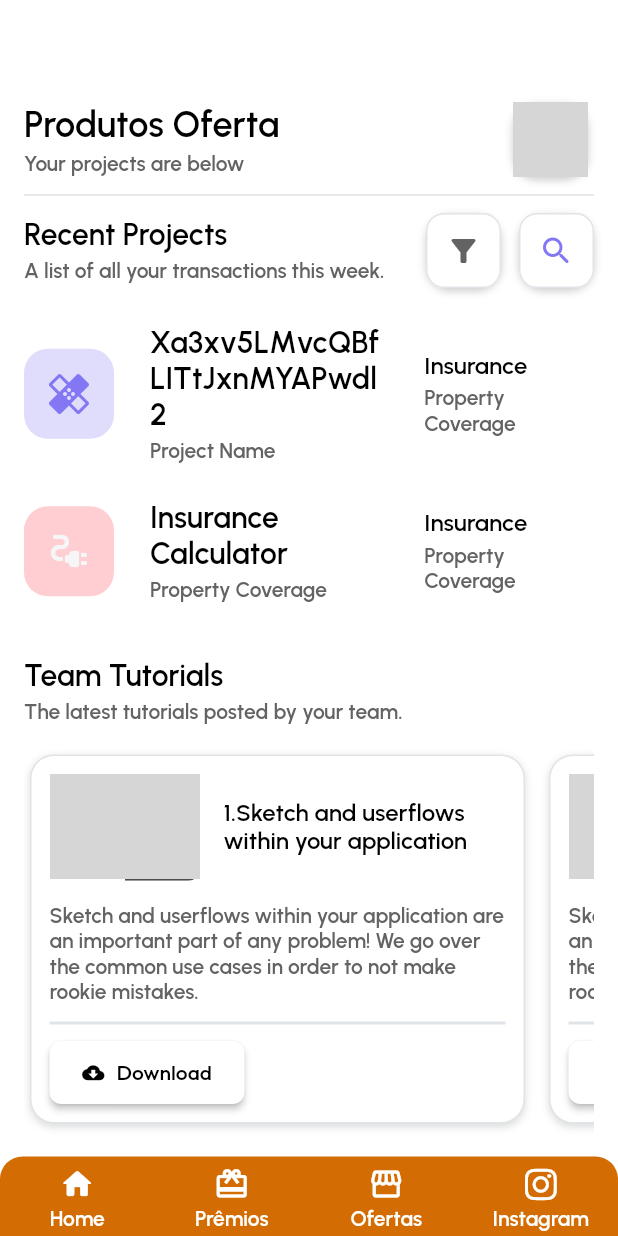
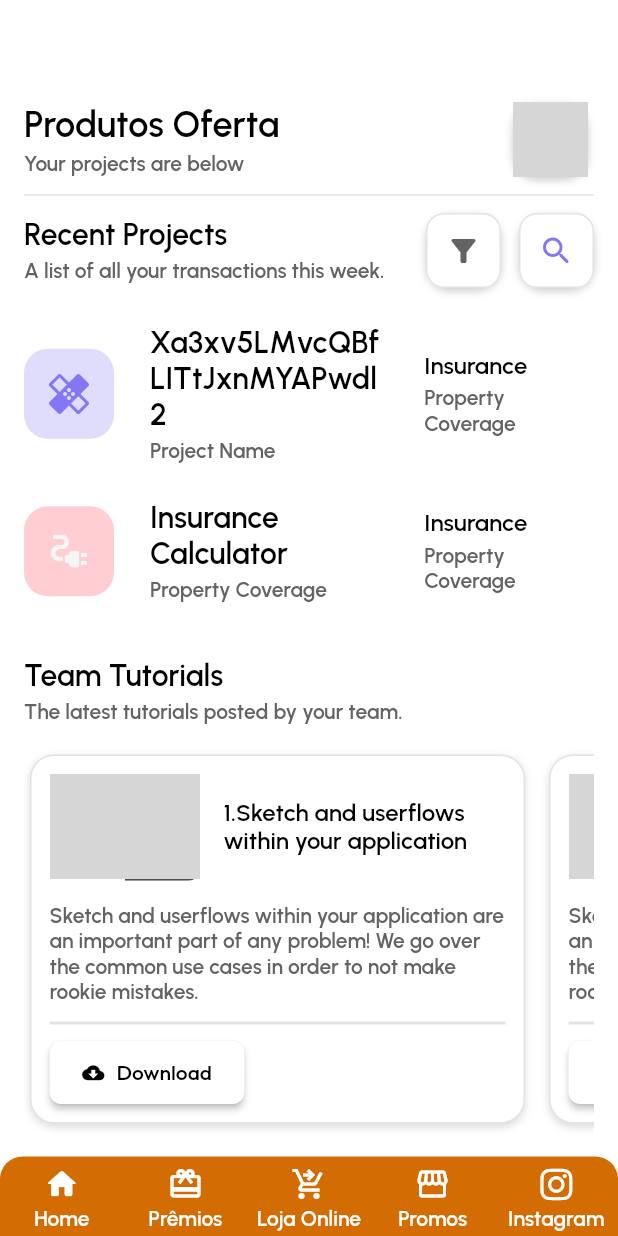
Before and after one commit to fabiogarciatec/Apps_Pub, a Flutter app: the ProdutosWidget screen opened directly, on a phone screen of 412 x 824 dp. Run offline on Flutter 3.47's test engine with Material 2 defaults, Android fonts, the phone set to English and light mode, and no system bars; drawn by our look-alikes of auto_size_text; our stand-ins replace badges, cached_network_image, cloud_firestore, cloud_functions, csv, dropdown_button2 and 27 more; missing offline and left inert: json_path, mime_type, webviewx_plus; accounts and stored records are empty; network calls fail; grey boxes are pictures that could not be loaded.

Commit message:
Updating to latest FlutterFlow output.

```diff
--- a/lib/backend/push_notifications/push_notifications_handler.dart
+++ b/lib/backend/push_notifications/push_notifications_handler.dart
@@ -134,6 +134,7 @@ final parametersBuilderMap =
   'OtpCode': ParameterData.none(),
   'Campanhas': ParameterData.none(),
   'CriarPushNotification': ParameterData.none(),
+  'LojaOnline': ParameterData.none(),
 };
 
 Map<String, dynamic> getInitialParameterData(Map<String, dynamic> data) {
--- a/lib/components/mobile_nav/mobile_nav_widget.dart
+++ b/lib/components/mobile_nav/mobile_nav_widget.dart
@@ -242,6 +242,58 @@ class _MobileNavWidgetState extends State<MobileNavWidget> {
                   highlightColor: Colors.transparent,
                   onTap: () async {
                     context.pushNamed(
+                      'LojaOnline',
+                      extra: <String, dynamic>{
+                        kTransitionInfoKey: TransitionInfo(
+                          hasTransition: true,
+                          transitionType: PageTransitionType.fade,
+                          duration: Duration(milliseconds: 1000),
+                        ),
+                      },
+                    );
+                  },
+                  child: Column(
+                    mainAxisSize: MainAxisSize.max,
+                    mainAxisAlignment: MainAxisAlignment.center,
+                    children: [
+                      Icon(
+                        Icons.shopping_cart_checkout,
+                        color: FlutterFlowTheme.of(context).primaryBtnText,
+                        size: 24.0,
+                      ),
+                      Padding(
+                        padding:
+                            EdgeInsetsDirectional.fromSTEB(0.0, 3.0, 0.0, 0.0),
+                        child: Text(
+                          'Loja Online',
+                          style: FlutterFlowTheme.of(context)
+                              .bodySmall
+                              .override(
+                                fontFamily: FlutterFlowTheme.of(context)
+                                    .bodySmallFamily,
+                                color:
+                                    FlutterFlowTheme.of(context).primaryBtnText,
+                                useGoogleFonts: GoogleFonts.asMap().containsKey(
+                                    FlutterFlowTheme.of(context)
+                                        .bodySmallFamily),
+                              ),
+                        ),
+                      ),
+                    ],
+                  ),
+                ),
+              ),
+            ),
+            Expanded(
+              child: Padding(
+                padding: EdgeInsetsDirectional.fromSTEB(0.0, 4.0, 0.0, 0.0),
+                child: InkWell(
+                  splashColor: Colors.transparent,
+                  focusColor: Colors.transparent,
+                  hoverColor: Colors.transparent,
+                  highlightColor: Colors.transparent,
+                  onTap: () async {
+                    context.pushNamed(
                       'Campanhas',
                       extra: <String, dynamic>{
                         kTransitionInfoKey: TransitionInfo(
@@ -265,7 +317,7 @@ class _MobileNavWidgetState extends State<MobileNavWidget> {
                         padding:
                             EdgeInsetsDirectional.fromSTEB(0.0, 3.0, 0.0, 0.0),
                         child: Text(
-                          'Ofertas',
+                          'Promos',
                           style: FlutterFlowTheme.of(context)
                               .bodySmall
                               .override(
--- a/lib/flutter_flow/nav/nav.dart
+++ b/lib/flutter_flow/nav/nav.dart
@@ -166,6 +166,11 @@ GoRouter createRouter(AppStateNotifier appStateNotifier) => GoRouter(
           name: 'CriarPushNotification',
           path: '/criarPushNotification',
           builder: (context, params) => CriarPushNotificationWidget(),
+        ),
+        FFRoute(
+          name: 'LojaOnline',
+          path: '/lojaOnline',
+          builder: (context, params) => LojaOnlineWidget(),
         )
       ].map((r) => r.toRoute(appStateNotifier)).toList(),
     );
--- a/lib/index.dart
+++ b/lib/index.dart
@@ -17,3 +17,4 @@ export '/pages/otp_code/otp_code_widget.dart' show OtpCodeWidget;
 export '/pages/campanhas/campanhas_widget.dart' show CampanhasWidget;
 export '/pages/criar_push_notification/criar_push_notification_widget.dart'
     show CriarPushNotificationWidget;
+export '/pages/loja_online/loja_online_widget.dart' show LojaOnlineWidget;
--- a/lib/pages/home/home_widget.dart
+++ b/lib/pages/home/home_widget.dart
@@ -2223,7 +2223,7 @@ class _HomeWidgetState extends State<HomeWidget> with TickerProviderStateMixin {
                   Padding(
                     padding: EdgeInsetsDirectional.fromSTEB(0.0, 2.0, 0.0, 2.0),
                     child: Text(
-                      'RAÍZES PREMIUMm',
+                      'RAÍZES PREMIUM',
                       style: FlutterFlowTheme.of(context)
                           .headlineMedium
                           .override(
--- a/pubspec.yaml
+++ b/pubspec.yaml
@@ -105,6 +105,11 @@ dependencies:
   video_player_avfoundation: 2.4.2
   video_player_platform_interface: 6.1.0
   video_player_web: 2.0.15
+  webview_flutter: 4.0.5
+  webview_flutter_android: 3.3.1
+  webview_flutter_platform_interface: 2.0.2
+  webview_flutter_wkwebview: 3.1.1
+  webviewx_plus: 0.3.3
 
 
   # The following adds the Cupertino Icons font to your application.
```
Also changed, not shown: lib/components/message_bottom_sheet/message_bottom_sheet_widget.dart (+8 -14 lines), lib/flutter_flow/flutter_flow_web_view.dart (added, +95 -0 lines), lib/pages/login/login_widget.dart (+4 -4 lines), lib/pages/loja_online/loja_online_model.dart (added, +20 -0 lines), lib/pages/loja_online/loja_online_widget.dart (added, +94 -0 lines).
